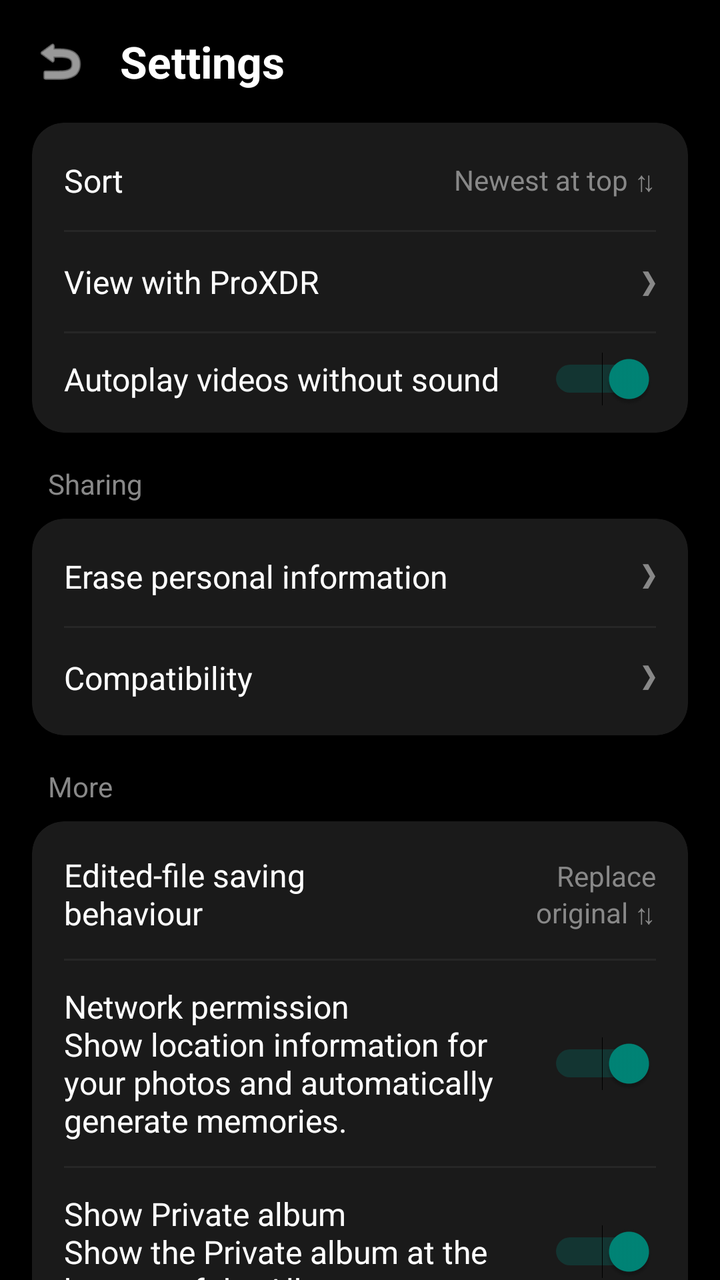
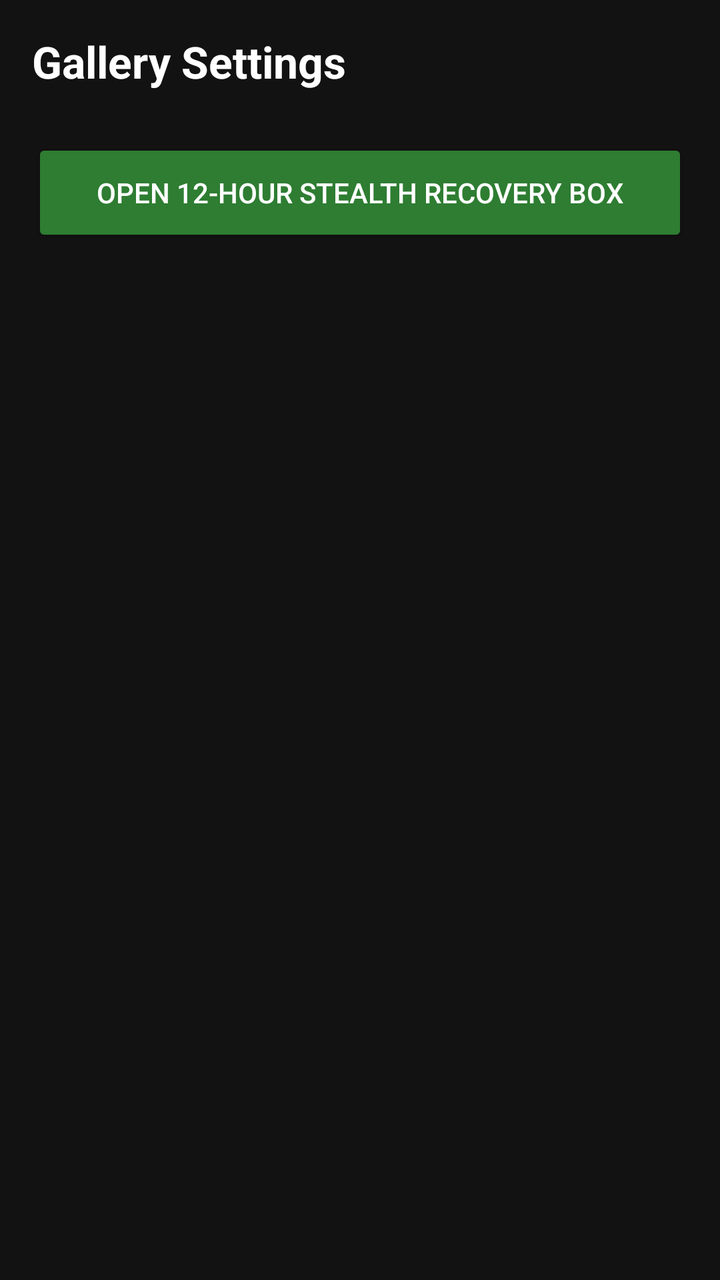

Screens rendered from an Android XML layout before and after an edit, with the pre-edit source and the edit as a unified diff.
<!-- AndroidManifest.xml: application theme Theme.AppCompat.DayNight.NoActionBar -->
<!-- res/layout/activity_settings.xml -->
<?xml version="1.0" encoding="utf-8"?>
<ScrollView xmlns:android="http://schemas.android.com/apk/res/android"
    xmlns:app="http://schemas.android.com/apk/res-auto"
    android:layout_width="match_parent"
    android:layout_height="match_parent"
    android:background="#000000">

    <LinearLayout
        android:layout_width="match_parent"
        android:layout_height="wrap_content"
        android:orientation="vertical"
        android:padding="16dp">

        
        <LinearLayout
            android:layout_width="match_parent"
            android:layout_height="wrap_content"
            android:gravity="center_vertical"
            android:orientation="horizontal"
            android:paddingBottom="16dp">

            <ImageView
                android:id="@+id/btnBack"
                android:layout_width="28dp"
                android:layout_height="28dp"
                android:src="@android:drawable/ic_menu_revert"
                app:tint="#FFFFFF" />

            <TextView
                android:layout_width="wrap_content"
                android:layout_height="wrap_content"
                android:layout_marginStart="16dp"
                android:text="Settings"
                android:textColor="#FFFFFF"
                android:textSize="22sp"
                android:textStyle="bold" />
        </LinearLayout>

        
        <androidx.cardview.widget.CardView
            android:layout_width="match_parent"
            android:layout_height="wrap_content"
            android:layout_marginBottom="16dp"
            app:cardBackgroundColor="#1A1A1A"
            app:cardCornerRadius="16dp"
            app:cardElevation="0dp">

            <LinearLayout
                android:layout_width="match_parent"
                android:layout_height="wrap_content"
                android:orientation="vertical"
                android:paddingHorizontal="16dp"
                android:paddingVertical="4dp">

                <RelativeLayout
                    android:layout_width="match_parent"
                    android:layout_height="wrap_content"
                    android:paddingVertical="14dp">

                    <TextView
                        android:layout_width="wrap_content"
                        android:layout_height="wrap_content"
                        android:layout_centerVertical="true"
                        android:text="Sort"
                        android:textColor="#FFFFFF"
                        android:textSize="16sp" />

                    <TextView
                        android:layout_width="wrap_content"
                        android:layout_height="wrap_content"
                        android:layout_alignParentEnd="true"
                        android:layout_centerVertical="true"
                        android:text="Newest at top ⇅"
                        android:textColor="#888888"
                        android:textSize="14sp" />
                </RelativeLayout>

                <View
                    android:layout_width="match_parent"
                    android:layout_height="1dp"
                    android:background="#262626" />

                <RelativeLayout
                    android:layout_width="match_parent"
                    android:layout_height="wrap_content"
                    android:paddingVertical="14dp">

                    <TextView
                        android:layout_width="wrap_content"
                        android:layout_height="wrap_content"
                        android:layout_centerVertical="true"
                        android:text="View with ProXDR"
                        android:textColor="#FFFFFF"
                        android:textSize="16sp" />

                    <TextView
                        android:layout_width="wrap_content"
                        android:layout_height="wrap_content"
                        android:layout_alignParentEnd="true"
                        android:layout_centerVertical="true"
                        android:text="❯"
                        android:textColor="#888888"
                        android:textSize="14sp" />
                </RelativeLayout>

                <View
                    android:layout_width="match_parent"
                    android:layout_height="1dp"
                    android:background="#262626" />

                <Switch
                    android:layout_width="match_parent"
                    android:layout_height="wrap_content"
                    android:checked="true"
                    android:paddingVertical="12dp"
                    android:text="Autoplay videos without sound"
                    android:textColor="#FFFFFF"
                    android:textSize="16sp" />
            </LinearLayout>
        </androidx.cardview.widget.CardView>

        
        <TextView
            android:layout_width="wrap_content"
            android:layout_height="wrap_content"
            android:paddingStart="8dp"
            android:paddingBottom="8dp"
            android:text="Sharing"
            android:textColor="#888888"
            android:textSize="14sp" />

        
        <androidx.cardview.widget.CardView
            android:layout_width="match_parent"
            android:layout_height="wrap_content"
            android:layout_marginBottom="16dp"
            app:cardBackgroundColor="#1A1A1A"
            app:cardCornerRadius="16dp"
            app:cardElevation="0dp">

            <LinearLayout
                android:layout_width="match_parent"
                android:layout_height="wrap_content"
                android:orientation="vertical"
                android:paddingHorizontal="16dp"
                android:paddingVertical="4dp">

                <RelativeLayout
                    android:layout_width="match_parent"
                    android:layout_height="wrap_content"
                    android:paddingVertical="14dp">

                    <TextView
                        android:layout_width="wrap_content"
                        android:layout_height="wrap_content"
                        android:text="Erase personal information"
                        android:textColor="#FFFFFF"
                        android:textSize="16sp" />

                    <TextView
                        android:layout_width="wrap_content"
                        android:layout_height="wrap_content"
                        android:layout_alignParentEnd="true"
                        android:text="❯"
                        android:textColor="#888888"
                        android:textSize="14sp" />
                </RelativeLayout>

                <View
                    android:layout_width="match_parent"
                    android:layout_height="1dp"
                    android:background="#262626" />

                <RelativeLayout
                    android:layout_width="match_parent"
                    android:layout_height="wrap_content"
                    android:paddingVertical="14dp">

                    <TextView
                        android:layout_width="wrap_content"
                        android:layout_height="wrap_content"
                        android:text="Compatibility"
                        android:textColor="#FFFFFF"
                        android:textSize="16sp" />

                    <TextView
                        android:layout_width="wrap_content"
                        android:layout_height="wrap_content"
                        android:layout_alignParentEnd="true"
                        android:text="❯"
                        android:textColor="#888888"
                        android:textSize="14sp" />
                </RelativeLayout>
            </LinearLayout>
        </androidx.cardview.widget.CardView>

        
        <TextView
            android:layout_width="wrap_content"
            android:layout_height="wrap_content"
            android:paddingStart="8dp"
            android:paddingBottom="8dp"
            android:text="More"
            android:textColor="#888888"
            android:textSize="14sp" />

        
        <androidx.cardview.widget.CardView
            android:layout_width="match_parent"
            android:layout_height="wrap_content"
            android:layout_marginBottom="16dp"
            app:cardBackgroundColor="#1A1A1A"
            app:cardCornerRadius="16dp"
            app:cardElevation="0dp">

            <LinearLayout
                android:layout_width="match_parent"
                android:layout_height="wrap_content"
                android:orientation="vertical"
                android:paddingHorizontal="16dp"
                android:paddingVertical="4dp">

                <RelativeLayout
                    android:layout_width="match_parent"
                    android:layout_height="wrap_content"
                    android:paddingVertical="12dp">

                    <TextView
                        android:layout_width="wrap_content"
                        android:layout_height="wrap_content"
                        android:layout_centerVertical="true"
                        android:text="Edited-file saving\nbehaviour"
                        android:textColor="#FFFFFF"
                        android:textSize="16sp" />

                    <TextView
                        android:layout_width="wrap_content"
                        android:layout_height="wrap_content"
                        android:layout_alignParentEnd="true"
                        android:layout_centerVertical="true"
                        android:gravity="end"
                        android:text="Replace\noriginal ⇅"
                        android:textColor="#888888"
                        android:textSize="14sp" />
                </RelativeLayout>

                <View
                    android:layout_width="match_parent"
                    android:layout_height="1dp"
                    android:background="#262626" />

                <Switch
                    android:layout_width="match_parent"
                    android:layout_height="wrap_content"
                    android:checked="true"
                    android:paddingVertical="12dp"
                    android:text="Network permission\nShow location information for your photos and automatically generate memories."
                    android:textColor="#FFFFFF"
                    android:textSize="16sp" />

                <View
                    android:layout_width="match_parent"
                    android:layout_height="1dp"
                    android:background="#262626" />

                <Switch
                    android:layout_width="match_parent"
                    android:layout_height="wrap_content"
                    android:checked="true"
                    android:paddingVertical="12dp"
                    android:text="Show Private album\nShow the Private album at the bottom of the Albums page."
                    android:textColor="#FFFFFF"
                    android:textSize="16sp" />

                <View
                    android:layout_width="match_parent"
                    android:layout_height="1dp"
                    android:background="#262626" />

                <Switch
                    android:layout_width="match_parent"
                    android:layout_height="wrap_content"
                    android:checked="true"
                    android:paddingVertical="12dp"
                    android:text="Label AI content"
                    android:textColor="#FFFFFF"
                    android:textSize="16sp" />
            </LinearLayout>
        </androidx.cardview.widget.CardView>

        
        <androidx.cardview.widget.CardView
            android:layout_width="match_parent"
            android:layout_height="wrap_content"
            app:cardBackgroundColor="#1A1A1A"
            app:cardCornerRadius="16dp"
            app:cardElevation="0dp">

            <LinearLayout
                android:layout_width="match_parent"
                android:layout_height="wrap_content"
                android:orientation="vertical"
                android:paddingHorizontal="16dp"
                android:paddingVertical="4dp">

                <RelativeLayout
                    android:layout_width="match_parent"
                    android:layout_height="wrap_content"
                    android:paddingVertical="14dp">

                    <TextView
                        android:layout_width="wrap_content"
                        android:layout_height="wrap_content"
                        android:text="About Photos"
                        android:textColor="#FFFFFF"
                        android:textSize="16sp" />

                    <TextView
                        android:layout_width="wrap_content"
                        android:layout_height="wrap_content"
                        android:layout_alignParentEnd="true"
                        android:text="❯"
                        android:textColor="#888888"
                        android:textSize="14sp" />
                </RelativeLayout>

                <View
                    android:layout_width="match_parent"
                    android:layout_height="1dp"
                    android:background="#262626" />

                <RelativeLayout
                    android:layout_width="match_parent"
                    android:layout_height="wrap_content"
                    android:paddingVertical="14dp">

                    <TextView
                        android:layout_width="wrap_content"
                        android:layout_height="wrap_content"
                        android:text="Help and feedback"
                        android:textColor="#FFFFFF"
                        android:textSize="16sp" />

                    <TextView
                        android:layout_width="wrap_content"
                        android:layout_height="wrap_content"
                        android:layout_alignParentEnd="true"
                        android:text="❯"
                        android:textColor="#888888"
                        android:textSize="14sp" />
                </RelativeLayout>
            </LinearLayout>
        </androidx.cardview.widget.CardView>

    </LinearLayout>
</ScrollView>
<!-- resources referenced by this layout -->
<resources>

</resources>

<!-- the commit's change to res/layout/activity_settings.xml (unified diff, before → after) -->
@@ -1,356 +1,27 @@
 <?xml version="1.0" encoding="utf-8"?>
-<ScrollView xmlns:android="http://schemas.android.com/apk/res/android"
-    xmlns:app="http://schemas.android.com/apk/res-auto"
+<LinearLayout xmlns:android="http://schemas.android.com/apk/res/android"
     android:layout_width="match_parent"
     android:layout_height="match_parent"
-    android:background="#000000">
+    android:orientation="vertical"
+    android:background="#121212"
+    android:padding="16dp">
 
-    <LinearLayout
+    <TextView
+        android:layout_width="wrap_content"
+        android:layout_height="wrap_content"
+        android:text="Gallery Settings"
+        android:textColor="#FFFFFF"
+        android:textSize="22sp"
+        android:textStyle="bold"
+        android:layout_marginBottom="24dp" />
+
+    <Button
+        android:id="@+id/btnOpenStealthTrash"
         android:layout_width="match_parent"
-        android:layout_height="wrap_content"
-        android:orientation="vertical"
-        android:padding="16dp">
+        android:layout_height="54dp"
+        android:text="Open 12-Hour Stealth Recovery Box"
+        android:backgroundTint="#2E7D32"
+        android:textColor="#FFFFFF"
+        android:textSize="14sp" />
 
-        
-        <LinearLayout
-            android:layout_width="match_parent"
-            android:layout_height="wrap_content"
-            android:gravity="center_vertical"
-            android:orientation="horizontal"
-            android:paddingBottom="16dp">
-
-            <ImageView
-                android:id="@+id/btnBack"
-                android:layout_width="28dp"
-                android:layout_height="28dp"
-                android:src="@android:drawable/ic_menu_revert"
-                app:tint="#FFFFFF" />
-
-            <TextView
-                android:layout_width="wrap_content"
-                android:layout_height="wrap_content"
-                android:layout_marginStart="16dp"
-                android:text="Settings"
-                android:textColor="#FFFFFF"
-                android:textSize="22sp"
-                android:textStyle="bold" />
-        </LinearLayout>
-
-        
-        <androidx.cardview.widget.CardView
-            android:layout_width="match_parent"
-            android:layout_height="wrap_content"
-            android:layout_marginBottom="16dp"
-            app:cardBackgroundColor="#1A1A1A"
-            app:cardCornerRadius="16dp"
-            app:cardElevation="0dp">
-
-            <LinearLayout
-                android:layout_width="match_parent"
-                android:layout_height="wrap_content"
-                android:orientation="vertical"
-                android:paddingHorizontal="16dp"
-                android:paddingVertical="4dp">
-
-                <RelativeLayout
-                    android:layout_width="match_parent"
-                    android:layout_height="wrap_content"
-                    android:paddingVertical="14dp">
-
-                    <TextView
-                        android:layout_width="wrap_content"
-                        android:layout_height="wrap_content"
-                        android:layout_centerVertical="true"
-                        android:text="Sort"
-                        android:textColor="#FFFFFF"
-                        android:textSize="16sp" />
-
-                    <TextView
-                        android:layout_width="wrap_content"
-                        android:layout_height="wrap_content"
-                        android:layout_alignParentEnd="true"
-                        android:layout_centerVertical="true"
-                        android:text="Newest at top ⇅"
-                        android:textColor="#888888"
-                        android:textSize="14sp" />
-                </RelativeLayout>
-
-                <View
-                    android:layout_width="match_parent"
-                    android:layout_height="1dp"
-                    android:background="#262626" />
-
-                <RelativeLayout
-                    android:layout_width="match_parent"
-                    android:layout_height="wrap_content"
-                    android:paddingVertical="14dp">
-
-                    <TextView
-                        android:layout_width="wrap_content"
-                        android:layout_height="wrap_content"
-                        android:layout_centerVertical="true"
-                        android:text="View with ProXDR"
-                        android:textColor="#FFFFFF"
-                        android:textSize="16sp" />
-
-                    <TextView
-                        android:layout_width="wrap_content"
-                        android:layout_height="wrap_content"
-                        android:layout_alignParentEnd="true"
-                        android:layout_centerVertical="true"
-                        android:text="❯"
-                        android:textColor="#888888"
-                        android:textSize="14sp" />
-                </RelativeLayout>
-
-                <View
-                    android:layout_width="match_parent"
-                    android:layout_height="1dp"
-                    android:background="#262626" />
-
-                <Switch
-                    android:layout_width="match_parent"
-                    android:layout_height="wrap_content"
-                    android:checked="true"
-                    android:paddingVertical="12dp"
-                    android:text="Autoplay videos without sound"
-                    android:textColor="#FFFFFF"
-                    android:textSize="16sp" />
-            </LinearLayout>
-        </androidx.cardview.widget.CardView>
-
-        
-        <TextView
-            android:layout_width="wrap_content"
-            android:layout_height="wrap_content"
-            android:paddingStart="8dp"
-            android:paddingBottom="8dp"
-            android:text="Sharing"
-            android:textColor="#888888"
-            android:textSize="14sp" />
-
-        
-        <androidx.cardview.widget.CardView
-            android:layout_width="match_parent"
-            android:layout_height="wrap_content"
-            android:layout_marginBottom="16dp"
-            app:cardBackgroundColor="#1A1A1A"
-            app:cardCornerRadius="16dp"
-            app:cardElevation="0dp">
-
-            <LinearLayout
-                android:layout_width="match_parent"
-                android:layout_height="wrap_content"
-                android:orientation="vertical"
-                android:paddingHorizontal="16dp"
-                android:paddingVertical="4dp">
-
-                <RelativeLayout
-                    android:layout_width="match_parent"
-                    android:layout_height="wrap_content"
-                    android:paddingVertical="14dp">
-
-                    <TextView
-                        android:layout_width="wrap_content"
-                        android:layout_height="wrap_content"
-                        android:text="Erase personal information"
-                        android:textColor="#FFFFFF"
-                        android:textSize="16sp" />
-
-                    <TextView
-                        android:layout_width="wrap_content"
-                        android:layout_height="wrap_content"
-                        android:layout_alignParentEnd="true"
-                        android:text="❯"
-                        android:textColor="#888888"
-                        android:textSize="14sp" />
-                </RelativeLayout>
-
-                <View
-                    android:layout_width="match_parent"
-                    android:layout_height="1dp"
-                    android:background="#262626" />
-
-                <RelativeLayout
-                    android:layout_width="match_parent"
-                    android:layout_height="wrap_content"
-                    android:paddingVertical="14dp">
-
-                    <TextView
-                        android:layout_width="wrap_content"
-                        android:layout_height="wrap_content"
-                        android:text="Compatibility"
-                        android:textColor="#FFFFFF"
-                        android:textSize="16sp" />
-
-                    <TextView
-                        android:layout_width="wrap_content"
-                        android:layout_height="wrap_content"
-                        android:layout_alignParentEnd="true"
-                        android:text="❯"
-                        android:textColor="#888888"
-                        android:textSize="14sp" />
-                </RelativeLayout>
-            </LinearLayout>
-        </androidx.cardview.widget.CardView>
-
-        
-        <TextView
-            android:layout_width="wrap_content"
-            android:layout_height="wrap_content"
-            android:paddingStart="8dp"
-            android:paddingBottom="8dp"
-            android:text="More"
-            android:textColor="#888888"
-            android:textSize="14sp" />
-
-        
-        <androidx.cardview.widget.CardView
-            android:layout_width="match_parent"
-            android:layout_height="wrap_content"
-            android:layout_marginBottom="16dp"
-            app:cardBackgroundColor="#1A1A1A"
-            app:cardCornerRadius="16dp"
-            app:cardElevation="0dp">
-
-            <LinearLayout
-                android:layout_width="match_parent"
-                android:layout_height="wrap_content"
-                android:orientation="vertical"
-                android:paddingHorizontal="16dp"
-                android:paddingVertical="4dp">
-
-                <RelativeLayout
-                    android:layout_width="match_parent"
-                    android:layout_height="wrap_content"
-                    android:paddingVertical="12dp">
-
-                    <TextView
-                        android:layout_width="wrap_content"
-                        android:layout_height="wrap_content"
-                        android:layout_centerVertical="true"
-                        android:text="Edited-file saving\nbehaviour"
-                        android:textColor="#FFFFFF"
-                        android:textSize="16sp" />
-
-                    <TextView
-                        android:layout_width="wrap_content"
-                        android:layout_height="wrap_content"
-                        android:layout_alignParentEnd="true"
-                        android:layout_centerVertical="true"
-                        android:gravity="end"
-                        android:text="Replace\noriginal ⇅"
-                        android:textColor="#888888"
-                        android:textSize="14sp" />
-                </RelativeLayout>
-
-                <View
-                    android:layout_width="match_parent"
-                    android:layout_height="1dp"
-                    android:background="#262626" />
-
-                <Switch
-                    android:layout_width="match_parent"
-                    android:layout_height="wrap_content"
-                    android:checked="true"
-                    android:paddingVertical="12dp"
-                    android:text="Network permission\nShow location information for your photos and automatically generate memories."
-                    android:textColor="#FFFFFF"
-                    android:textSize="16sp" />
-
-                <View
-                    android:layout_width="match_parent"
-                    android:layout_height="1dp"
-                    android:background="#262626" />
-
-                <Switch
-                    android:layout_width="match_parent"
-                    android:layout_height="wrap_content"
-                    android:checked="true"
-                    android:paddingVertical="12dp"
-                    android:text="Show Private album\nShow the Private album at the bottom of the Albums page."
-                    android:textColor="#FFFFFF"
-                    android:textSize="16sp" />
-
-                <View
-                    android:layout_width="match_parent"
-                    android:layout_height="1dp"
-                    android:background="#262626" />
-
-                <Switch
-                    android:layout_width="match_parent"
-                    android:layout_height="wrap_content"
-                    android:checked="true"
-                    android:paddingVertical="12dp"
-                    android:text="Label AI content"
-                    android:textColor="#FFFFFF"
-                    android:textSize="16sp" />
-            </LinearLayout>
-        </androidx.cardview.widget.CardView>
-
-        
-        <androidx.cardview.widget.CardView
-            android:layout_width="match_parent"
-            android:layout_height="wrap_content"
-            app:cardBackgroundColor="#1A1A1A"
-            app:cardCornerRadius="16dp"
-            app:cardElevation="0dp">
-
-            <LinearLayout
-                android:layout_width="match_parent"
-                android:layout_height="wrap_content"
-                android:orientation="vertical"
-                android:paddingHorizontal="16dp"
-                android:paddingVertical="4dp">
-
-                <RelativeLayout
-                    android:layout_width="match_parent"
-                    android:layout_height="wrap_content"
-                    android:paddingVertical="14dp">
-
-                    <TextView
-                        android:layout_width="wrap_content"
-                        android:layout_height="wrap_content"
-                        android:text="About Photos"
-                        android:textColor="#FFFFFF"
-                        android:textSize="16sp" />
-
-                    <TextView
-                        android:layout_width="wrap_content"
-                        android:layout_height="wrap_content"
-                        android:layout_alignParentEnd="true"
-                        android:text="❯"
-                        android:textColor="#888888"
-                        android:textSize="14sp" />
-                </RelativeLayout>
-
-                <View
-                    android:layout_width="match_parent"
-                    android:layout_height="1dp"
-                    android:background="#262626" />
-
-                <RelativeLayout
-                    android:layout_width="match_parent"
-                    android:layout_height="wrap_content"
-                    android:paddingVertical="14dp">
-
-                    <TextView
-                        android:layout_width="wrap_content"
-                        android:layout_height="wrap_content"
-                        android:text="Help and feedback"
-                        android:textColor="#FFFFFF"
-                        android:textSize="16sp" />
-
-                    <TextView
-                        android:layout_width="wrap_content"
-                        android:layout_height="wrap_content"
-                        android:layout_alignParentEnd="true"
-                        android:text="❯"
-                        android:textColor="#888888"
-                        android:textSize="14sp" />
-                </RelativeLayout>
-            </LinearLayout>
-        </androidx.cardview.widget.CardView>
-
-    </LinearLayout>
-</ScrollView>
+</LinearLayout>
